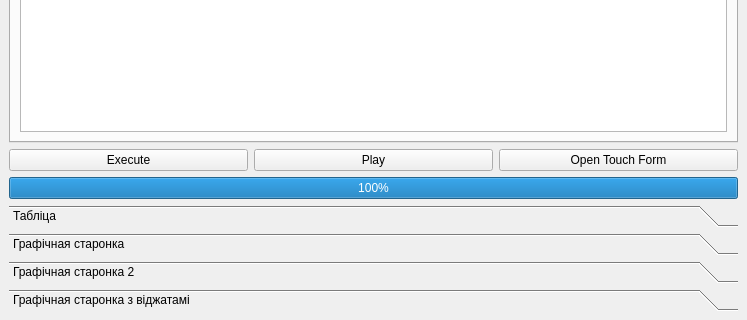
Before: the Qt Designer form mainwindow.ui in 0mniCrow/SmartGraph, drawn with Qt 5; both pictures show x 0 to 747 and y 211 to 531 of the 747 by 792 pixel window.
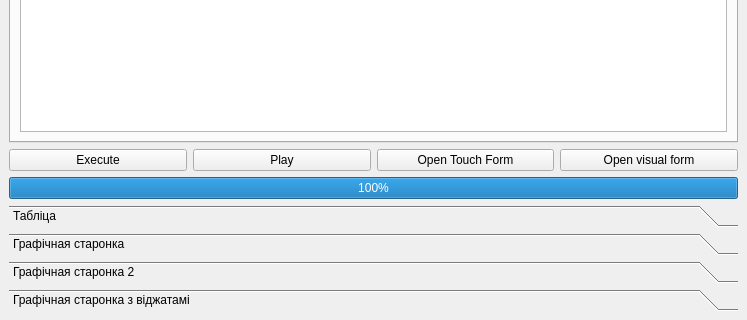
After: the same form once the commit is applied.

What changed in the file:
```diff
--- a/mainwindow.ui
+++ b/mainwindow.ui
@@ -423,6 +423,13 @@
         </property>
        </widget>
       </item>
+      <item>
+       <widget class="QPushButton" name="Button_vis_Form">
+        <property name="text">
+         <string>Open visual form</string>
+        </property>
+       </widget>
+      </item>
      </layout>
     </item>
     <item>
```
